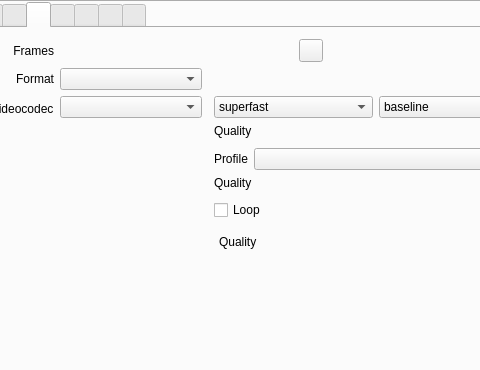
First picture: the form in src/formMainWindow.ui, repository vkohaupt/vokoscreenNG, before the edit; both pictures show x 158 to 638 and y 0 to 370 of the 791 by 500 pixel window.
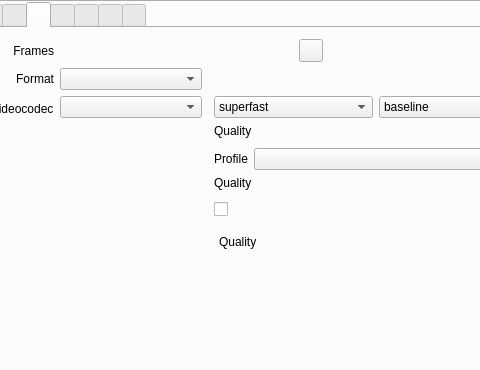
Second picture: the form after the edit. The open tabs and pages were chosen to show the change. Icons and pictures are not drawn.

What changed in the file:
```diff
--- a/src/formMainWindow.ui
+++ b/src/formMainWindow.ui
@@ -1537,7 +1537,17 @@
                         <item>
                          <widget class="QCheckBox" name="checkBoxGifLoop">
                           <property name="text">
-                           <string>Loop</string>
+                           <string notr="true"/>
+                          </property>
+                          <property name="icon">
+                           <iconset resource="screencast.qrc">
+                            <normaloff>:/pictures/screencast/loop.png</normaloff>:/pictures/screencast/loop.png</iconset>
+                          </property>
+                          <property name="iconSize">
+                           <size>
+                            <width>32</width>
+                            <height>32</height>
+                           </size>
                           </property>
                          </widget>
                         </item>
```
Left out of the diff: 49 changed lines with no effect on the pictures.
